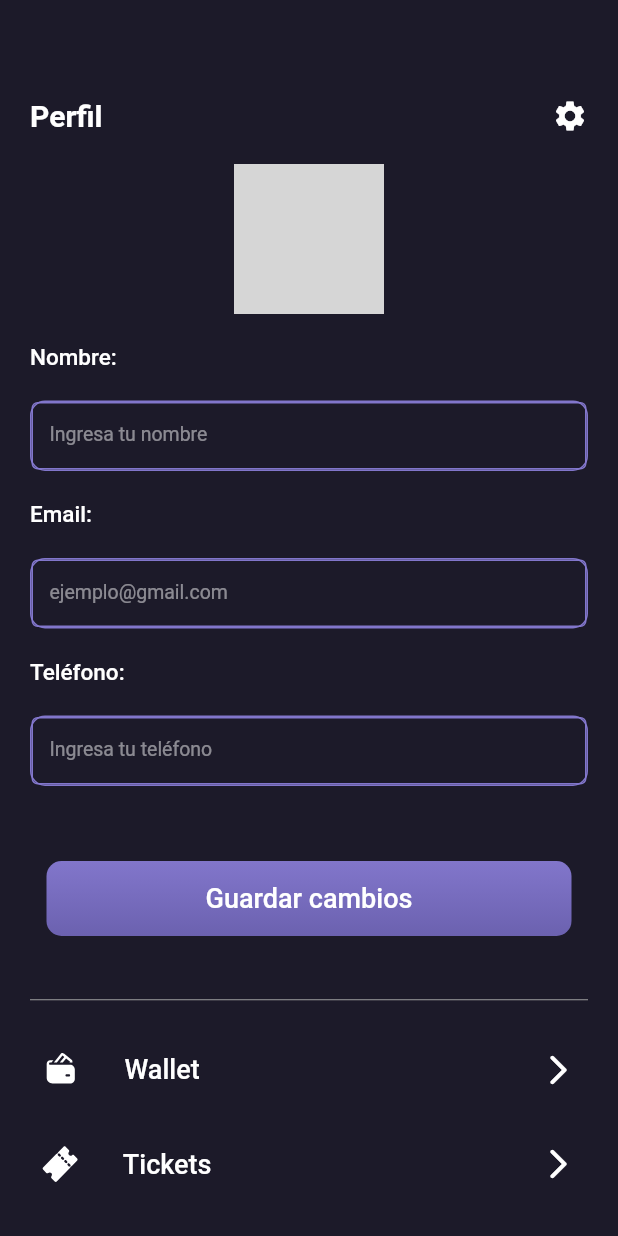
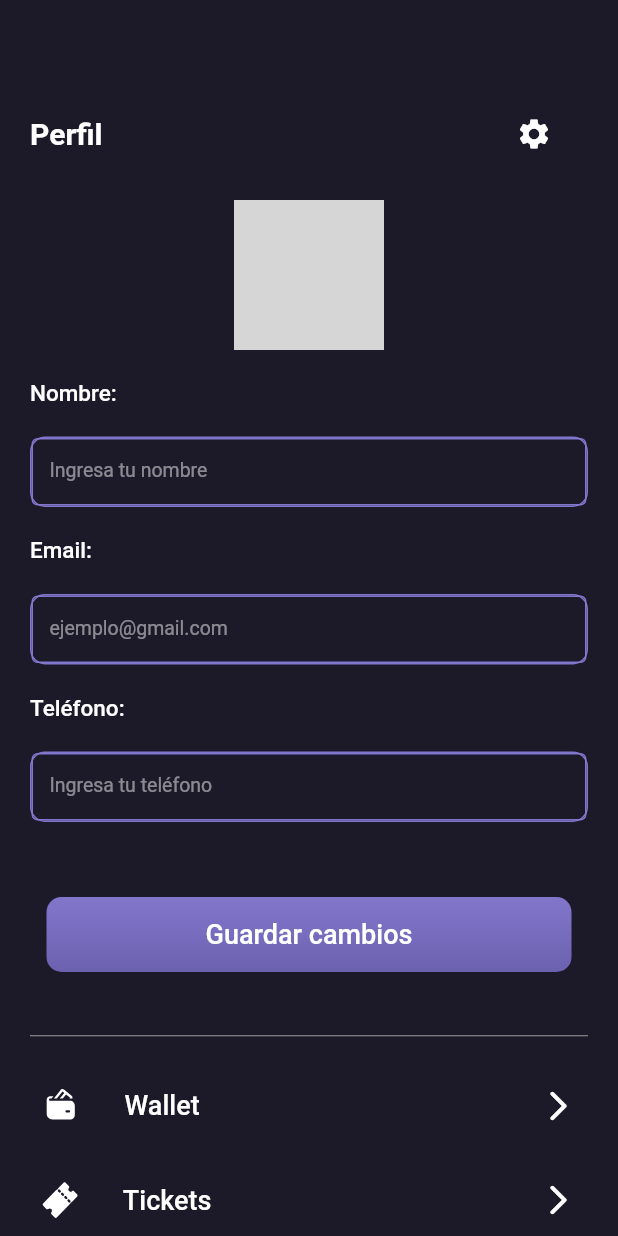
Before and after one commit to dianagelbern/CineZone, a Flutter app: the ProfileScreen screen opened by its route, on a phone screen of 412 x 824 dp. Run offline on Flutter 3.47's test engine with Material 2 defaults, Android fonts, the phone set to English and light mode, and no system bars; our stand-ins replace barcode_widget, bloc, cached_network_image, date_picker_timeline, datetime_picker_formfield, equatable and 6 more; missing offline and left inert: barcode, expansion_widget; network calls fail; grey boxes are pictures that could not be loaded.

Commit message:
Se maquetaron algunos screens en flutter

```diff
--- a/Mobile/cine_zone/lib/main.dart
+++ b/Mobile/cine_zone/lib/main.dart
@@ -1,4 +1,6 @@
 import 'package:cine_zone/ui/screens/cine_screen.dart';
+import 'package:cine_zone/ui/screens/config_screen.dart';
+import 'package:cine_zone/ui/screens/details_screen.dart';
 import 'package:cine_zone/ui/screens/home_screen.dart';
 import 'package:cine_zone/ui/screens/login_screen.dart';
 import 'package:cine_zone/ui/screens/menu_screen.dart';
@@ -30,7 +32,7 @@ class MyApp extends StatelessWidget {
       title: 'Flutter Demo',
       initialRoute: '/',
       routes: {
-        '/': (context) => const LoginScreen(), //MenuScreen
+        '/': (context) => const DetailsScreen(), //MenuScreen
         '/home': (context) => const HomeScreen(),
         '/profile': (context) => const ProfileScreen(),
         '/search': (context) => const SearchScreen()
--- a/Mobile/cine_zone/lib/ui/screens/profile_screen.dart
+++ b/Mobile/cine_zone/lib/ui/screens/profile_screen.dart
@@ -1,3 +1,4 @@
+import 'package:cine_zone/ui/screens/config_screen.dart';
 import 'package:cine_zone/ui/screens/tickets_screen.dart';
 import 'package:cine_zone/ui/screens/wallet_screen.dart';
 import 'package:flutter/cupertino.dart';
@@ -22,34 +23,41 @@ class _ProfileScreenState extends State<ProfileScreen> {
     return Scaffold(
       body: SingleChildScrollView(
         child: Container(
-          margin: EdgeInsets.symmetric(horizontal: 20, vertical: 65),
+          margin: const EdgeInsets.symmetric(horizontal: 20, vertical: 65),
           child: Column(
             children: [
-              Container(
-                child: Row(
+              Row(
                 mainAxisAlignment: MainAxisAlignment.spaceBetween,
                 children: [
-                    Text(
+                  const Text(
                     'Perfil',
                     style: TextStyle(
                         color: Colors.white,
                         fontSize: 20,
                         fontWeight: FontWeight.w600),
                   ),
-                    Icon(
+                  TextButton.icon(
+                    onPressed: () {
+                      Navigator.push(
+                        context,
+                        MaterialPageRoute(
+                            builder: (context) => const ConfigScreen()),
+                      );
+                    },
+                    icon: const Icon(
                       Icons.settings,
                       color: Colors.white,
+                    ),
+                    label: const Text(''),
                   )
                 ],
               ),
-              ),
+              Stack(children: [
                 Container(
-                child: Stack(children: [
-                  Container(
-                    margin: EdgeInsets.all(20),
+                  margin: const EdgeInsets.all(20),
                   width: 100,
                   height: 100,
-                    decoration: BoxDecoration(
+                  decoration: const BoxDecoration(
                     shape: BoxShape.circle,
                     image: DecorationImage(
                         image: NetworkImage(
@@ -61,14 +69,14 @@ class _ProfileScreenState extends State<ProfileScreen> {
                   bottom: 1,
                   right: 1,
                   child: Container(
-                      margin: EdgeInsets.all(20),
-                      decoration: BoxDecoration(
+                    margin: const EdgeInsets.all(20),
+                    decoration: const BoxDecoration(
                         shape: BoxShape.circle, color: Color(0xFF867AD2)),
                     width: 40,
                     height: 40,
                     child: IconButton(
                       onPressed: () {},
-                        icon: Icon(
+                      icon: const Icon(
                         Icons.edit,
                         size: 20,
                       ),
@@ -77,19 +85,18 @@ class _ProfileScreenState extends State<ProfileScreen> {
                   ),
                 ),
               ]),
-              ),
               Container(
                 child: _formulario(),
               ),
               Container(
-                margin: EdgeInsets.only(top: 40),
+                margin: const EdgeInsets.only(top: 40),
                 child: const Divider(
                   height: 5,
                   color: Colors.grey,
                 ),
               ),
               Container(
-                margin: EdgeInsets.only(top: 20),
+                margin: const EdgeInsets.only(top: 20),
                 child: Column(
                   children: [
                     TextButton(
@@ -97,24 +104,22 @@ class _ProfileScreenState extends State<ProfileScreen> {
                           Navigator.push(
                             context,
                             MaterialPageRoute(
-                                builder: (context) => WalletScreen()),
+                                builder: (context) => const WalletScreen()),
                           );
                         },
-                        child: Container(
                         child: Row(
                           mainAxisAlignment: MainAxisAlignment.spaceBetween,
                           children: [
                             Row(
                               children: [
-                                  Container(
-                                      child: SvgPicture.asset(
+                                SvgPicture.asset(
                                   'assets/images/wallet.svg',
                                   height: 25,
                                   color: Colors.white,
-                                  )),
+                                ),
                                 Container(
-                                    margin: EdgeInsets.only(left: 30),
-                                    child: Text(
+                                  margin: const EdgeInsets.only(left: 30),
+                                  child: const Text(
                                     'Wallet',
                                     style: TextStyle(
                                         color: Colors.white, fontSize: 18),
@@ -122,15 +127,14 @@ class _ProfileScreenState extends State<ProfileScreen> {
                                 )
                               ],
                             ),
-                              Icon(
+                            const Icon(
                               Icons.arrow_forward_ios_rounded,
                               color: Colors.white,
                             )
                           ],
-                          ),
                         )),
                     Container(
-                      margin: EdgeInsets.only(top: 15),
+                      margin: const EdgeInsets.only(top: 15),
                       child: TextButton(
                           onPressed: () {
                             Navigator.push(
@@ -139,21 +143,19 @@ class _ProfileScreenState extends State<ProfileScreen> {
                                   builder: (context) => TicketsScreen()),
                             );
                           },
-                          child: Container(
                           child: Row(
                             mainAxisAlignment: MainAxisAlignment.spaceBetween,
                             children: [
                               Row(
                                 children: [
-                                    Container(
-                                        child: SvgPicture.asset(
+                                  SvgPicture.asset(
                                     'assets/images/ticket.svg',
                                     height: 25,
                                     color: Colors.white,
-                                    )),
+                                  ),
                                   Container(
-                                      margin: EdgeInsets.only(left: 30),
-                                      child: Text(
+                                    margin: const EdgeInsets.only(left: 30),
+                                    child: const Text(
                                       'Tickets',
                                       style: TextStyle(
                                           color: Colors.white, fontSize: 18),
@@ -161,12 +163,11 @@ class _ProfileScreenState extends State<ProfileScreen> {
                                   )
                                 ],
                               ),
-                                Icon(
+                              const Icon(
                                 Icons.arrow_forward_ios_rounded,
                                 color: Colors.white,
                               )
                             ],
-                            ),
                           )),
                     )
                   ],
@@ -181,19 +182,17 @@ class _ProfileScreenState extends State<ProfileScreen> {
   }
 
   Widget _formulario() {
-    return Container(
-      child: Form(
+    return Form(
       key: _formKey,
       child: Column(
         mainAxisAlignment: MainAxisAlignment.center,
         children: [
-            Container(
-              child: Column(
+          Column(
             children: [
               Container(
-                    margin: EdgeInsets.only(bottom: 20),
+                margin: const EdgeInsets.only(bottom: 20),
                 alignment: Alignment.bottomLeft,
-                    child: Text("Nombre:",
+                child: const Text("Nombre:",
                     style: TextStyle(
                         color: Colors.white,
                         fontSize: 15,
@@ -201,15 +200,15 @@ class _ProfileScreenState extends State<ProfileScreen> {
               ),
               Container(
                 height: 47,
-                    decoration: new BoxDecoration(
+                decoration: BoxDecoration(
                     borderRadius: BorderRadius.circular(10.0),
-                        color: Color.fromARGB(0, 243, 243, 243),
+                    color: const Color.fromARGB(0, 243, 243, 243),
                     border: Border.all(
-                            color: Color.fromARGB(244, 134, 122, 210),
+                        color: const Color.fromARGB(244, 134, 122, 210),
                         width: 1)),
-                    margin: EdgeInsets.only(bottom: 20),
+                margin: const EdgeInsets.only(bottom: 20),
                 child: TextFormField(
-                      style: TextStyle(color: Colors.white),
+                  style: const TextStyle(color: Colors.white),
                   controller: nombreController,
                   decoration: const InputDecoration(
                     labelText: 'Ingresa tu nombre',
@@ -237,13 +236,12 @@ class _ProfileScreenState extends State<ProfileScreen> {
               ),
             ],
           ),
-            ),
           Column(
             children: [
               Container(
-                  margin: EdgeInsets.only(bottom: 20),
+                margin: const EdgeInsets.only(bottom: 20),
                 alignment: Alignment.bottomLeft,
-                  child: Text("Email:",
+                child: const Text("Email:",
                     style: TextStyle(
                         color: Colors.white,
                         fontSize: 15,
@@ -251,14 +249,14 @@ class _ProfileScreenState extends State<ProfileScreen> {
               ),
               Container(
                 height: 47,
-                  decoration: new BoxDecoration(
+                decoration: BoxDecoration(
                     borderRadius: BorderRadius.circular(10.0),
-                      color: Color.fromARGB(0, 243, 243, 243),
+                    color: const Color.fromARGB(0, 243, 243, 243),
                     border: Border.all(
                         color: Color.fromARGB(244, 134, 122, 210), width: 1)),
-                  margin: EdgeInsets.only(bottom: 20),
+                margin: const EdgeInsets.only(bottom: 20),
                 child: TextFormField(
-                    style: TextStyle(color: Colors.white),
+                  style: const TextStyle(color: Colors.white),
                   controller: emailController,
                   decoration: const InputDecoration(
                     labelText: 'ejemplo@gmail.com',
@@ -286,13 +284,12 @@ class _ProfileScreenState extends State<ProfileScreen> {
               ),
             ],
           ),
-            Container(
-              child: Column(
+          Column(
             children: [
               Container(
-                    margin: EdgeInsets.only(bottom: 20),
+                margin: const EdgeInsets.only(bottom: 20),
                 alignment: Alignment.bottomLeft,
-                    child: Text("Teléfono:",
+                child: const Text("Teléfono:",
                     style: TextStyle(
                         color: Colors.white,
                         fontSize: 15,
@@ -300,15 +297,15 @@ class _ProfileScreenState extends State<ProfileScreen> {
               ),
               Container(
                 height: 47,
-                    decoration: new BoxDecoration(
+                decoration: BoxDecoration(
                     borderRadius: BorderRadius.circular(10.0),
-                        color: Color.fromARGB(0, 243, 243, 243),
+                    color: const Color.fromARGB(0, 243, 243, 243),
                     border: Border.all(
-                            color: Color.fromARGB(244, 134, 122, 210),
+                        color: const Color.fromARGB(244, 134, 122, 210),
                         width: 1)),
-                    margin: EdgeInsets.only(bottom: 20),
+                margin: const EdgeInsets.only(bottom: 20),
                 child: TextFormField(
-                      style: TextStyle(color: Colors.white),
+                  style: const TextStyle(color: Colors.white),
                   controller: telefonoController,
                   decoration: const InputDecoration(
                     labelText: 'Ingresa tu teléfono',
@@ -336,14 +333,13 @@ class _ProfileScreenState extends State<ProfileScreen> {
               ),
             ],
           ),
-            ),
           Container(
-              margin: EdgeInsets.only(top: 30),
+            margin: const EdgeInsets.only(top: 30),
             width: 350,
             height: 50,
-              decoration: new BoxDecoration(
+            decoration: BoxDecoration(
               borderRadius: BorderRadius.circular(10.0),
-                gradient: new LinearGradient(
+              gradient: const LinearGradient(
                 colors: [
                   Color.fromARGB(244, 134, 122, 210),
                   Color.fromARGB(255, 107, 97, 175)
@@ -363,7 +359,7 @@ class _ProfileScreenState extends State<ProfileScreen> {
                       .add(DoLoginEvent(loginDto));
                 } */
               },
-                child: Text(
+              child: const Text(
                 'Guardar cambios',
                 style: TextStyle(color: Colors.white, fontSize: 18),
               ),
@@ -371,7 +367,6 @@ class _ProfileScreenState extends State<ProfileScreen> {
           ),
         ],
       ),
-      ),
     );
   }
 }
--- a/Mobile/cine_zone/pubspec.yaml
+++ b/Mobile/cine_zone/pubspec.yaml
@@ -91,6 +91,10 @@ flutter:
    - assets/images/card1.png
    - assets/images/suscripcion.png
    - assets/videos/spiderman.mp4
+   - assets/images/terminos.svg
+   - assets/images/ayuda.svg
+   - assets/images/privacidad.svg
+   - assets/images/off.svg
 
   # An image asset can refer to one or more resolution-specific "variants", see
   # https://flutter.dev/assets-and-images/#resolution-aware.
```
Also changed, not shown: Mobile/cine_zone/lib/ui/screens/config_screen.dart (added, +207 -0 lines), Mobile/cine_zone/lib/ui/screens/details_screen.dart (added, +329 -0 lines), Mobile/cine_zone/assets/images/ayuda.svg (added), Mobile/cine_zone/assets/images/off.svg (added), Mobile/cine_zone/assets/images/privacidad.svg (added), Mobile/cine_zone/assets/images/terminos.svg (added). Lines whose indentation alone changed are shown as unchanged.
